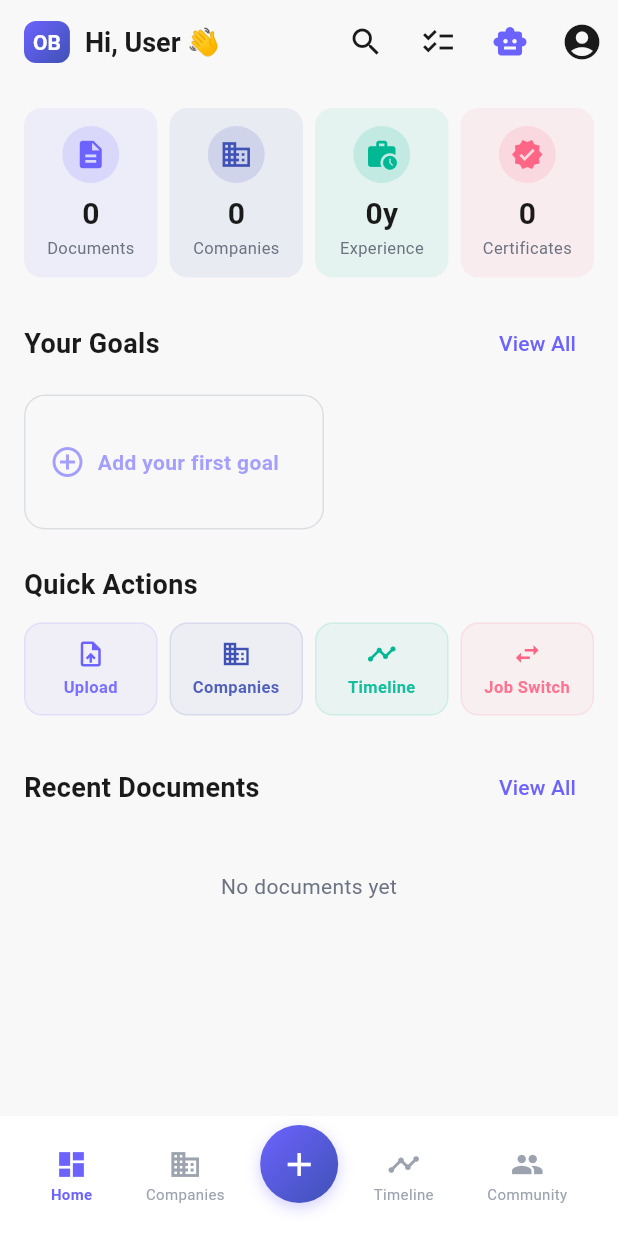
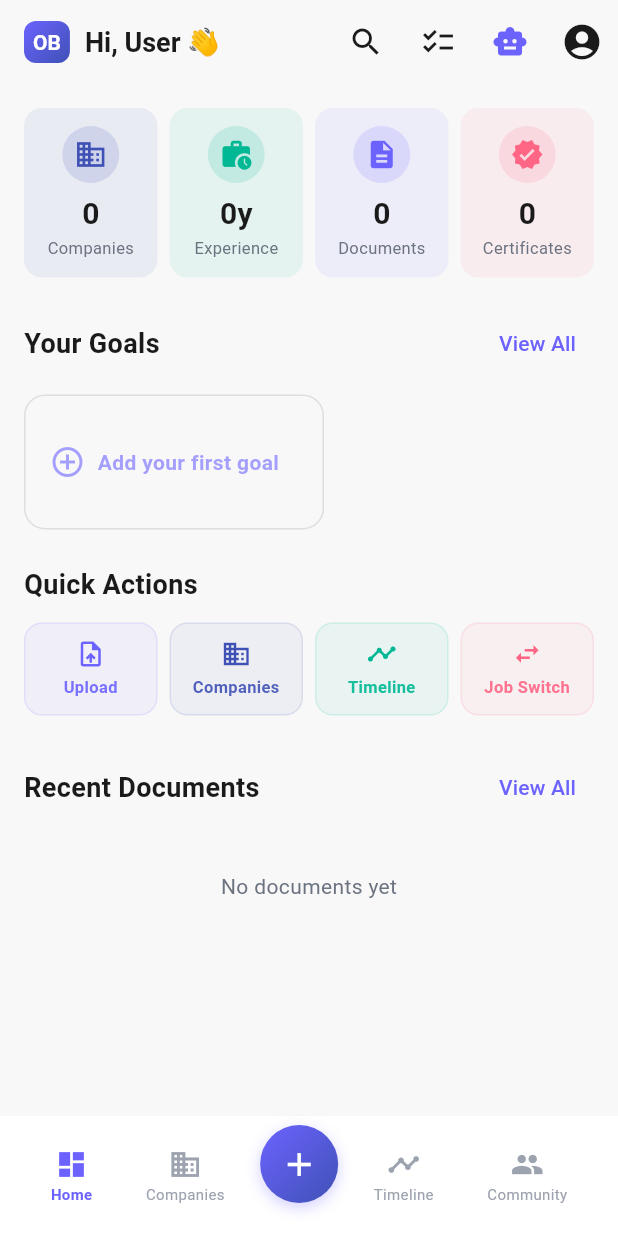
Before and after one commit to testgyaan12-boop/office-buddy-frontend, a Flutter app: the MainShell screen opened by its route, on a phone screen of 412 x 824 dp. Run offline on Flutter 3.47's test engine with Material 3 defaults, Android fonts, the phone set to English and light mode, and no system bars; our stand-ins replace cached_network_image, dio, file_picker, flutter_markdown, flutter_riverpod, flutter_secure_storage and 5 more; missing offline and left inert: flutter_pdfview; accounts and stored records are empty; network calls fail.

Commit message:
re arrange tab home

```diff
--- a/lib/features/community/community_tab.dart
+++ b/lib/features/community/community_tab.dart
@@ -874,7 +874,7 @@ class _ProfileSheetState extends ConsumerState<_ProfileSheet> {
     final role = c['role'] as String? ?? '';
     final startDate = c['startDate'] as String?;
     final endDate = c['endDate'] as String?;
-    final isCurrent = c['isCurrent'] as bool? ?? false;
+    final isCurrent = c['isCurrent'] as bool? ?? c['current'] as bool? ?? false;
     String period = '';
     if (startDate != null) {
       final s = _formatDate(startDate);
--- a/lib/features/companies/models/company_model.dart
+++ b/lib/features/companies/models/company_model.dart
@@ -29,7 +29,7 @@ class CompanyModel {
         endDate: json['endDate'] != null
             ? DateTime.parse(json['endDate'] as String)
             : null,
-        isCurrent: json['isCurrent'] as bool? ?? false,
+        isCurrent: json['isCurrent'] as bool? ?? json['current'] as bool? ?? false,
         documentCount: json['documentCount'] as int? ?? 0,
       );
 
--- a/lib/features/dashboard/dashboard_tab.dart
+++ b/lib/features/dashboard/dashboard_tab.dart
@@ -66,16 +66,6 @@ class _DashboardContent extends StatelessWidget {
           children: [
             Expanded(
               child: _StatItem(
-                icon: Icons.description,
-                value: '${stats.totalDocuments}',
-                label: 'Documents',
-                color: AppColors.primary,
-                onTap: () => context.push('/search'),
-              ),
-            ),
-            const SizedBox(width: 8),
-            Expanded(
-              child: _StatItem(
                 icon: Icons.business,
                 value: '${stats.totalCompanies}',
                 label: 'Companies',
@@ -90,6 +80,16 @@ class _DashboardContent extends StatelessWidget {
                 value: '${stats.experienceYears}y',
                 label: 'Experience',
                 color: AppColors.success,
+              ),
+            ),
+            const SizedBox(width: 8),
+            Expanded(
+              child: _StatItem(
+                icon: Icons.description,
+                value: '${stats.totalDocuments}',
+                label: 'Documents',
+                color: AppColors.primary,
+                onTap: () => context.push('/search'),
               ),
             ),
             const SizedBox(width: 8),
```
